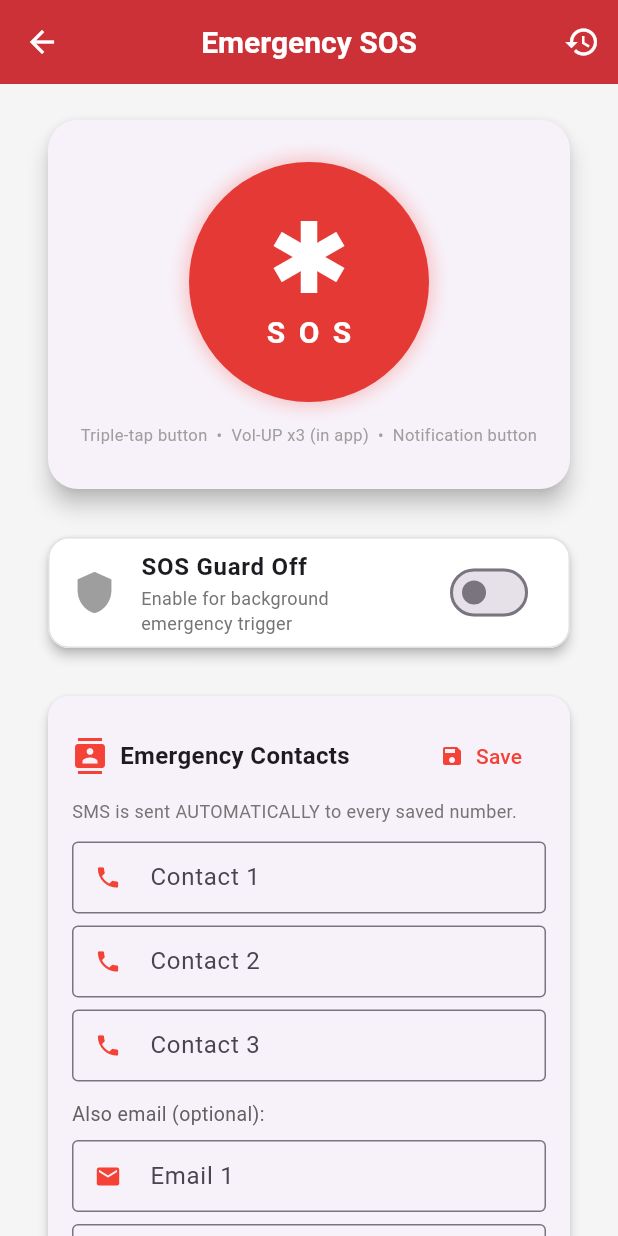
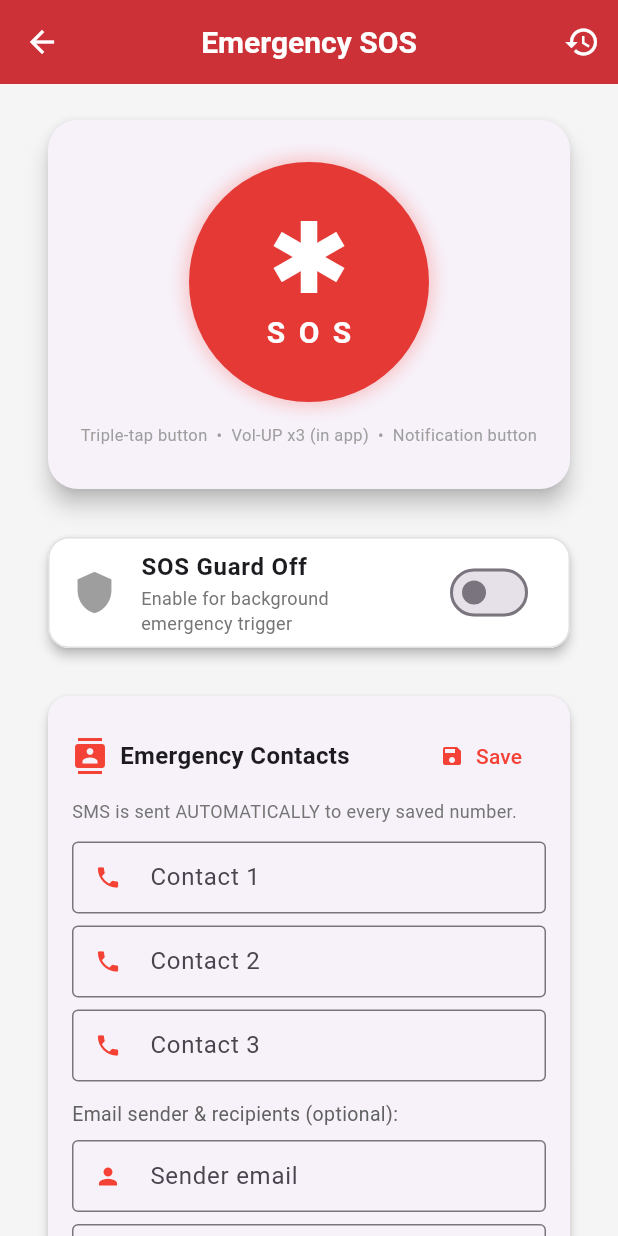
Before and after one commit to AdithyaChoudhry/TrainAssist, a Flutter app: the SOSScreen screen opened by its route, on a phone screen of 412 x 824 dp. Run offline on Flutter 3.47's test engine with Material 3 defaults, Android fonts, the light colour scheme and no system bars; our stand-ins replace flutter_blue_plus, flutter_local_notifications, geolocator, permission_handler, shared_preferences; missing offline and left inert: record; accounts and stored records are empty.

Commit message:
feat(sos): add sender email input; include 'from' in /api/sendmail payload; persist sender

```diff
--- a/train_assist_app/lib/screens/sos_screen.dart
+++ b/train_assist_app/lib/screens/sos_screen.dart
@@ -37,6 +37,7 @@ class _SOSScreenState extends State<SOSScreen> {
       List.generate(3, (_) => TextEditingController());
     final List<TextEditingController> _emailCtrls =
       List.generate(3, (_) => TextEditingController());
+    final TextEditingController _senderCtrl = TextEditingController();
   bool _guardActive = false;
   bool _sosRunning  = false;
   final List<_LogEntry> _log = [];
@@ -67,6 +68,7 @@ class _SOSScreenState extends State<SOSScreen> {
       _ctrls[i].text = prefs.getString('sos_contact_$i') ?? '';
       _emailCtrls[i].text = prefs.getString('sos_email_$i') ?? '';
     }
+    _senderCtrl.text = prefs.getString('sos_email_sender') ?? '';
     if (mounted) setState(() {});
   }
 
@@ -76,6 +78,7 @@ class _SOSScreenState extends State<SOSScreen> {
       await prefs.setString('sos_contact_$i', _ctrls[i].text.trim());
       await prefs.setString('sos_email_$i', _emailCtrls[i].text.trim());
     }
+    await prefs.setString('sos_email_sender', _senderCtrl.text.trim());
     _addLog('Contacts saved', icon: Icons.check_circle, color: Colors.green);
   }
 
@@ -240,6 +243,10 @@ class _SOSScreenState extends State<SOSScreen> {
       }
 
       final uri = Uri.parse('${ApiConfig.baseUrl}/api/sendmail');
+      // include the configured sender as From when calling the backend
+      final prefs2 = await SharedPreferences.getInstance();
+      final sender = prefs2.getString('sos_email_sender')?.trim();
+
       for (final email in emails) {
         try {
           final payload = jsonEncode({
@@ -247,6 +254,7 @@ class _SOSScreenState extends State<SOSScreen> {
             'subject': 'TrainAssist SOS Voice Note',
             'body': 'You have received a voice note from an SOS. Location: ${mapsLink ?? "N/A"}',
             'attachmentUrl': audioUrl,
+            'from': sender
           });
           final res = await http.post(uri, headers: {'Content-Type': 'application/json'}, body: payload).timeout(const Duration(seconds: 20));
           if (res.statusCode == 200) {
@@ -482,7 +490,19 @@ class _SOSScreenState extends State<SOSScreen> {
               if (i < 2) const SizedBox(height: 8),
             ],
             const SizedBox(height: 12),
-            Text('Also email (optional):', style: TextStyle(fontSize: 13, color: Colors.grey[700])),
+            Text('Email sender & recipients (optional):', style: TextStyle(fontSize: 13, color: Colors.grey[700])),
+            const SizedBox(height: 8),
+            TextField(
+              controller: _senderCtrl,
+              keyboardType: TextInputType.emailAddress,
+              decoration: InputDecoration(
+                isDense: true,
+                border: const OutlineInputBorder(),
+                labelText: 'Sender email',
+                hintText: 'sender@example.com',
+                prefixIcon: const Icon(Icons.person, color: Colors.red),
+              ),
+            ),
             const SizedBox(height: 8),
             for (int i = 0; i < 3; i++) ...[
               TextField(
@@ -491,8 +511,8 @@ class _SOSScreenState extends State<SOSScreen> {
                 decoration: InputDecoration(
                   isDense: true,
                   border: const OutlineInputBorder(),
-                  labelText: 'Email ${i + 1}',
-                  hintText: 'you@example.com',
+                  labelText: 'Recipient ${i + 1}',
+                  hintText: 'recipient@example.com',
                   prefixIcon: const Icon(Icons.email, color: Colors.red),
                 ),
               ),
```
Also changed, not shown: 1 other file.
